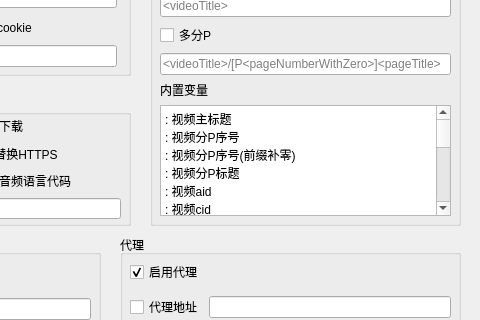
Old version of the form BBDown_GUI/UI/main.ui in the repository 1299172402/BBDown_GUI; both pictures show x 1080 to 1560 and y 85 to 405 of the 1560 by 500 pixel window.
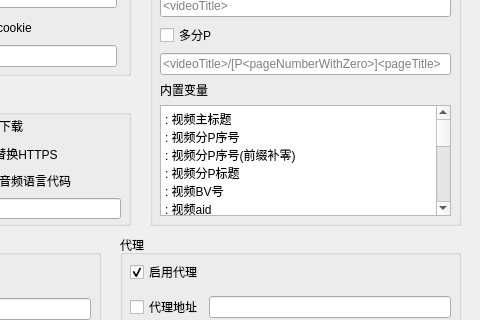
New version of the form.

Commit message:
update: add file pattern name
- <publishDate>: 发布时间
- <bvid>: 视频BV号
- <apiType>: API类型(TV/APP/INTL/WEB)

Diff of the .ui file:
```diff
--- a/BBDown_GUI/UI/main.ui
+++ b/BBDown_GUI/UI/main.ui
@@ -554,6 +554,7 @@
 &lt;pageNumber&gt;: 视频分P序号
 &lt;pageNumberWithZero&gt;: 视频分P序号(前缀补零)
 &lt;pageTitle&gt;: 视频分P标题
+&lt;bvid&gt;: 视频BV号
 &lt;aid&gt;: 视频aid
 &lt;cid&gt;: 视频cid
 &lt;dfn&gt;: 视频清晰度
@@ -564,7 +565,9 @@
 &lt;audioCodecs&gt;: 音频编码
 &lt;audioBandwidth&gt;: 音频码率
 &lt;ownerName&gt;: 上传者名称
-&lt;ownerMid&gt;: 上传者mid</string>
+&lt;ownerMid&gt;: 上传者mid
+&lt;publishDate&gt;: 发布时间
+&lt;apiType&gt;: API类型(TV/APP/INTL/WEB)</string>
          </property>
         </widget>
        </item>
```
The commit also changes 1 other file.
